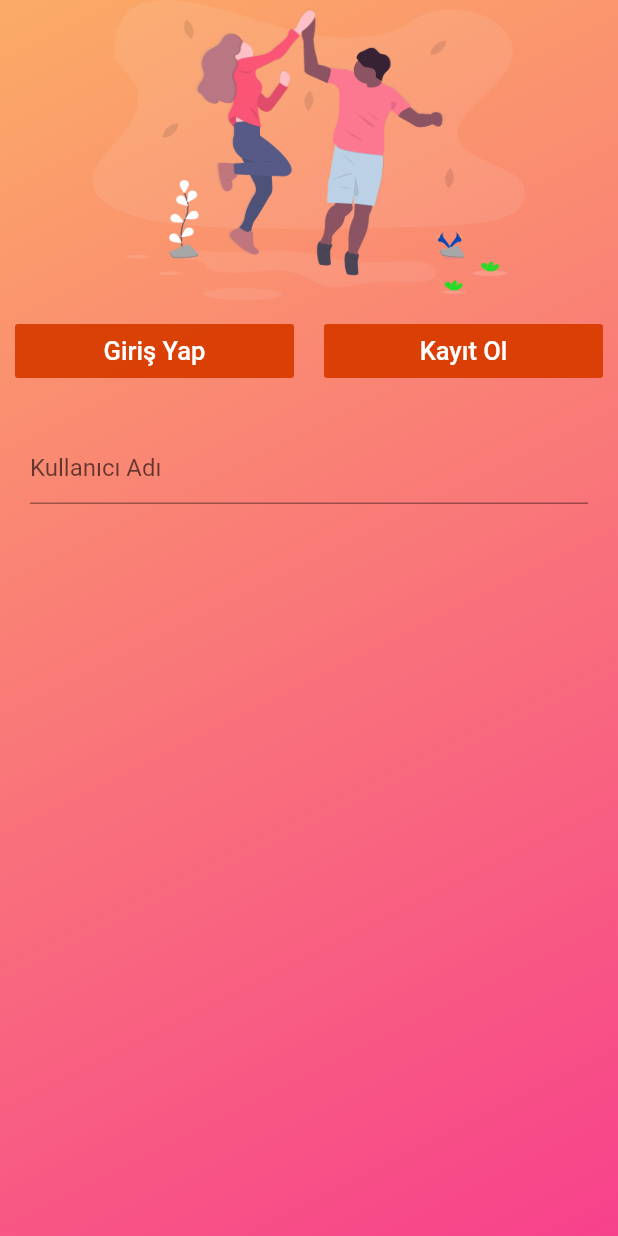
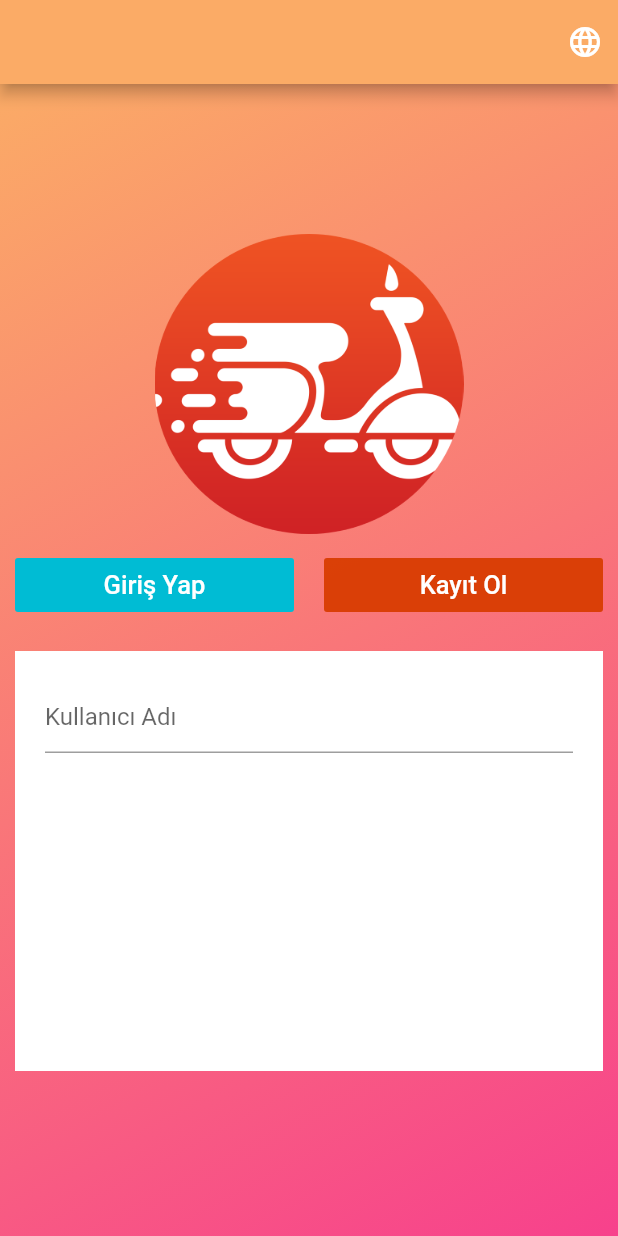
Before and after one commit to muratcakmaksoftware/flutterapp, a Flutter app: the screen it shows after launch, on a phone screen of 412 x 824 dp. Run offline on Flutter 3.47's test engine with Material 2 defaults, Android fonts, the phone set to English and light mode, and no system bars; generated files the repository leaves out were written again.

Commit message:
login ekranı devam edecek
widget ve dil yapılandırılması yapıldı

```diff
--- a/lib/l10n/language_support.dart
+++ b/lib/l10n/language_support.dart
@@ -3,4 +3,23 @@ import 'package:flutter/material.dart';
 class SupportLanguage{
   static const Locale tr = Locale('tr', 'TR');
   static const Locale en = Locale('en', 'US');
+
 }
+
+class Language{
+  final int id;
+  final String name;
+  final String flag;
+  final String languageCode;
+
+  Language(this.id, this.name, this.flag, this.languageCode){
+    //
+  }
+
+  static List<Language> languageList(){
+    return <Language>[
+      Language(1,'Turkey', '🇹🇷', 'tr'),
+      Language(2,'English','🇺🇸', 'en')
+    ];
+  }
+}
--- a/lib/main.dart
+++ b/lib/main.dart
@@ -54,9 +54,7 @@ class MainAppState extends State<MainApp> {
       theme: ThemeData(
         primarySwatch: Colors.blue,
       ),
-      /*home: Scaffold( //material görmesi için örnek textfield gereklidir.
-          body:
-      ),*/
+      //home: Login()
     );
   }
 
--- a/lib/routes/main_router.dart
+++ b/lib/routes/main_router.dart
@@ -16,7 +16,7 @@ class MainRouter {
         return MaterialPageRoute(builder: (_) => Login());
       case MainRoutes.about:
         return MaterialPageRoute(builder: (_) => About());
-      default:
+      /*default:
         return MaterialPageRoute(
           builder: (context) => Scaffold(
             appBar: AppBar(),
@@ -24,7 +24,7 @@ class MainRouter {
               child: Text('Ters giden birşeyler oldu'),
             ),
           ),
-        );
+        );*/
     }
   }
 }
--- a/lib/styles/main_styles.dart
+++ b/lib/styles/main_styles.dart
@@ -1,12 +1,19 @@
 import 'package:flutter/material.dart';
-final TextStyle defaultTextStyle = new TextStyle(fontSize: 17, color: Colors.white, decoration: TextDecoration.none);
+
+class MainStyle{
+  //Color (00(transparent)00(R)00(G)00(B)
+  static const boxBackgroundColor = Color(0xFFFFFFFF);
+
+}
+
+//final TextStyle defaultTextStyle = new TextStyle(fontSize: 17, color: Colors.white, decoration: TextDecoration.none);
 
 class CustomColors {
 
   const CustomColors();
 
-  static const Color loginGradientStart = const Color(0xFFfbab66);
-  static const Color loginGradientEnd = const Color(0xFFf7418c);
+  static const Color loginGradientStart = Color(0xFFfbab66);
+  static const Color loginGradientEnd = Color(0xFFf7418c);
 
   static const primaryGradient = const LinearGradient(
     colors: const [loginGradientStart, loginGradientEnd],
@@ -16,7 +23,14 @@ class CustomColors {
   );
 }
 
-class CustomButtonStyle{
+class MainButtonStyle{
   static const background = Color(0xF1D83C00);
   static const splashColor = Colors.cyan;
+  static const TextStyle textStyle = TextStyle(fontSize: 17, color: Colors.white, decoration: TextDecoration.none);
+
+  static const backgroundSelected = Colors.cyan;
 }
+
+class MainTextStyle{
+  static const TextStyle textStyle = TextStyle(fontSize: 17, color: Colors.black, decoration: TextDecoration.none);
+}
--- a/lib/views/home/home.dart
+++ b/lib/views/home/home.dart
@@ -15,8 +15,8 @@ class Home extends StatelessWidget {
               mainAxisAlignment: MainAxisAlignment.spaceEvenly,
               children: [
                 FlatButton(
-                  color: CustomButtonStyle.background,
-                  splashColor: Colors.cyan,
+                  color: MainButtonStyle.background,
+                  splashColor: MainButtonStyle.splashColor,
                   //highlightColor: Colors.cyan,
                   onPressed: (){
                     Navigator.pushNamed(
@@ -26,7 +26,7 @@ class Home extends StatelessWidget {
                   },
                   child: Text(
                     AppLocalizations.of(context).login_tab_logged_in,
-                    style: defaultTextStyle,
+                    style: MainTextStyle.textStyle,
                   ),
                 )
               ],
--- a/lib/views/login/login.dart
+++ b/lib/views/login/login.dart
@@ -14,6 +14,7 @@ class LoginState extends State<Login> {
 
   }
   PageController _pageController;
+  int _pageViewIndex = 0;
   TextEditingController _txteditPhoneController;
 
   void initState() {
@@ -43,6 +44,15 @@ class LoginState extends State<Login> {
     /*bool isAuthenticated = LoginController.auth("", "");
     return isAuthenticated ? Home() : Login();*/
     return Scaffold(
+      appBar: AppBar(
+        backgroundColor: Color(0xFFfbab66),
+        actions: [
+          Padding(
+            padding: EdgeInsets.all(10),
+            child: LanguageList()
+          )
+        ],
+      ),
       body:Container( //içerik
         decoration: BoxDecoration( //Arka plan rengi
           gradient: LinearGradient(
@@ -58,12 +68,12 @@ class LoginState extends State<Login> {
           mainAxisAlignment: MainAxisAlignment.center, // Ortalama
           crossAxisAlignment: CrossAxisAlignment.center,
           children: [
-            //Padding(padding: null),
+
             Image(
-                width: getDeviceWidthPrecantage(70), //ekranın %70 lik genişlik verir.
+                width: getDeviceWidthPrecantage(50), //ekranın %70 lik genişlik verir.
                 height: 200.0,
                 fit: BoxFit.fill,
-                image: AssetImage('assets/auth/background.png')
+                image: AssetImage('assets/auth/kuryelogo.png')
             ),
             Row(
               //mainAxisAlignment: MainAxisAlignment.spaceEvenly,
@@ -72,15 +82,15 @@ class LoginState extends State<Login> {
                     child: Padding(
                       padding: EdgeInsets.all(10),
                       child: FlatButton(
-                        color: CustomButtonStyle.background,
-                        splashColor: Colors.cyan,
+                        color: _pageViewIndex == 0 ? MainButtonStyle.backgroundSelected : MainButtonStyle.background,
+                        splashColor: MainButtonStyle.splashColor,
                         //highlightColor: Colors.cyan,
                         onPressed: (){
                           _onChangePage(0);
                         },
                         child: Text(
                           AppLocalizations.of(context).login_tab_logged_in,
-                          style: defaultTextStyle,
+                          style: MainButtonStyle.textStyle,
                         ),
                       ),
                     )
@@ -89,15 +99,15 @@ class LoginState extends State<Login> {
                     child: Padding(
                       padding: EdgeInsets.all(10),
                       child: FlatButton(
-                        color: CustomButtonStyle.background,
-                        splashColor: CustomButtonStyle.splashColor,
+                        color: _pageViewIndex == 1 ? MainButtonStyle.backgroundSelected : MainButtonStyle.background,
+                        splashColor: MainButtonStyle.splashColor,
                         //highlightColor: Colors.cyan,
                         onPressed: (){
                           _onChangePage(1);
                         },
                         child: Text(
                           AppLocalizations.of(context).login_tab_register,
-                          style: defaultTextStyle,
+                          style: MainButtonStyle.textStyle,
                         ),
                       ),
                     )
@@ -105,28 +115,41 @@ class LoginState extends State<Login> {
               ],
             ),
             Container(
-                child: Expanded(
+              padding: EdgeInsets.all(10),
+              height: 300,
+
                 child:PageView(
                   controller: _pageController,
                   children: [
                     Container(
+                      color: MainStyle.boxBackgroundColor,
                       padding: EdgeInsets.all(20),
-                          child:  TextField(
+                      child:SingleChildScrollView(
+                        child: Column(
+                          children: [
+                            TextField(
                               controller: _txteditPhoneController,
                               decoration: InputDecoration(
                                 hintText: AppLocalizations.of(context).login_input_username_hint,
                               ),
                             ),
+
+                          ],
+                        ),
+                      )
+
                     ),
                     Container(
+                      padding: EdgeInsets.all(20),
+                      color: MainStyle.boxBackgroundColor,
                       child: Text(
                         "Register",
-                            style: defaultTextStyle,
+                        style: MainTextStyle.textStyle,
                       ),
                     )
                   ],
                 )
-                )
+
             )
 
           ],
@@ -137,11 +160,15 @@ class LoginState extends State<Login> {
   }
 
   void _onChangePage(index) {
-    MainApp.setLocale(context, SupportLanguage.en);
-    //AppConfig.setLocale(context, SupportLanguage.en);
+    //MainApp.setLocale(context, SupportLanguage.en);
     /*Navigator.pushNamed(
       context, MainRoutes.home,
     );*/
-    //_pageController.animateToPage(index, duration: Duration(milliseconds: 500), curve: Curves.decelerate);
+    setState(() {
+      _pageViewIndex = index;
+    });
+
+    print(_pageViewIndex);
+    _pageController.animateToPage(index, duration: Duration(milliseconds: 500), curve: Curves.decelerate);
   }
 }
--- /dev/null
+++ b/lib/views/widgets/languageList/language_list.dart
@@ -0,0 +1,54 @@
+import 'package:flutter/material.dart';
+import 'package:flutterapp/l10n/language_support.dart';
+import 'package:flutterapp/main.dart';
+
+// ignore: must_be_immutable
+class LanguageList extends StatelessWidget {
+
+  LanguageList(){
+    //
+  }
+
+  @override
+  Widget build(BuildContext context) {
+
+    void _changeLanguage(Language language){
+      switch(language.languageCode){
+        case "tr":
+          MainApp.setLocale(context, SupportLanguage.tr);
+          break;
+
+        case "en":
+          MainApp.setLocale(context, SupportLanguage.en);
+          break;
+
+        default:
+          MainApp.setLocale(context, SupportLanguage.tr);
+          break;
+      }
+    }
+
+    return DropdownButton(
+      onChanged: (Language language){
+        _changeLanguage(language);
+      },
+      underline: SizedBox(),
+      icon: Icon(
+        Icons.language,
+        color: Colors.white,
+      ),
+      items: Language.languageList()
+          .map<DropdownMenuItem<Language>>((lang) => DropdownMenuItem(
+              value: lang,
+              child: Row(
+                mainAxisAlignment: MainAxisAlignment.spaceAround,
+                children: [
+                  Text(lang.name),
+                  Text(lang.flag),
+                ],
+              ),
+            ))
+          .toList(),
+    );
+  }
+}
--- a/lib/views/widgets/widgets.dart
+++ b/lib/views/widgets/widgets.dart
@@ -1 +1,2 @@
-export 'package:flutterapp/views/widgets/custom_text.dart';
+export 'package:flutterapp/views/widgets/customText/custom_text.dart';
+export 'package:flutterapp/views/widgets/languageList/language_list.dart';
```
Also changed, not shown: assets/auth/kuryelogo.png (added), lib/views/widgets/customText/custom_text.dart (renamed from lib/views/widgets/custom_text.dart). Lines whose indentation alone changed are shown as unchanged.
